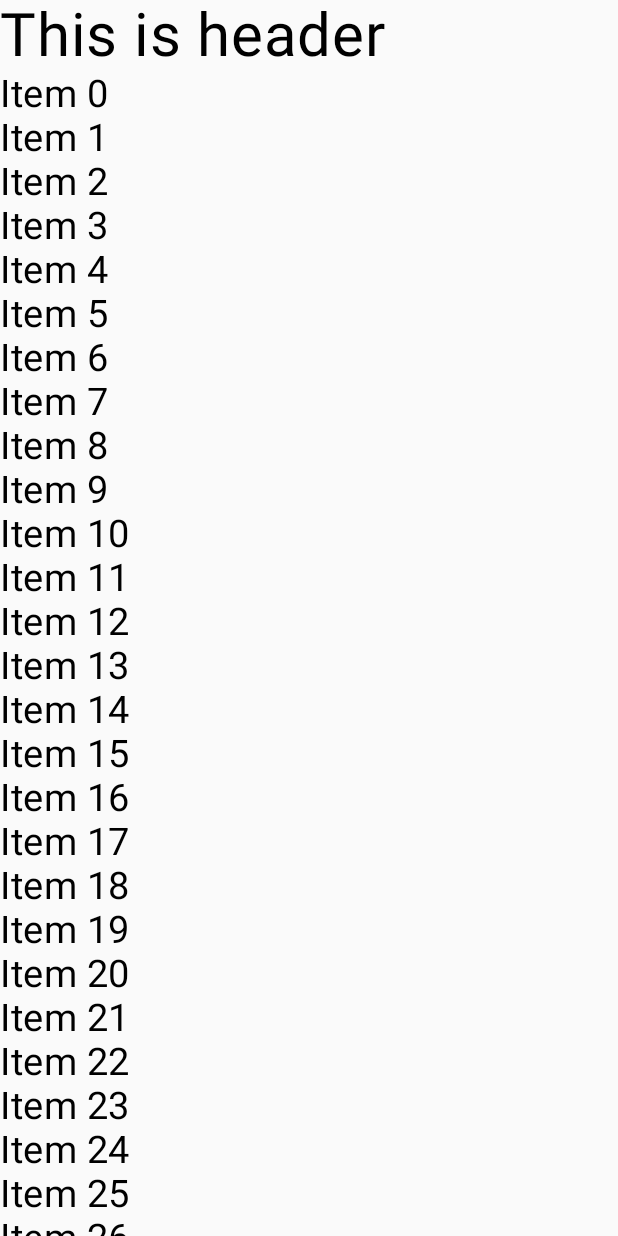
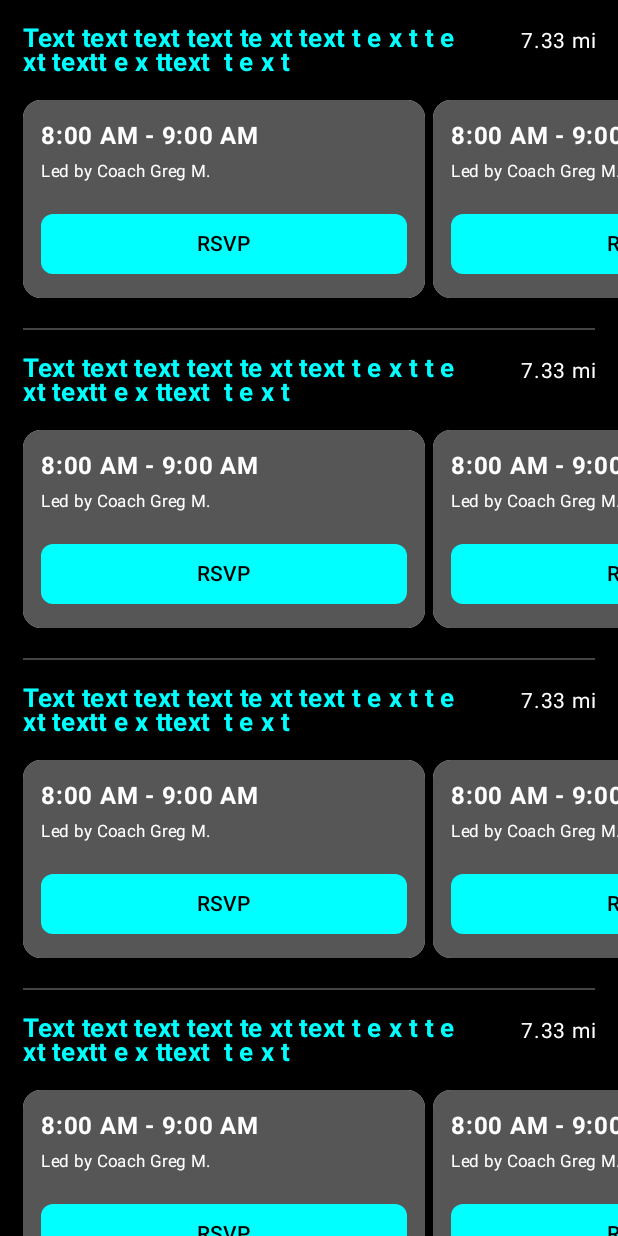
Before and after one commit to MinaSamirCap/BS-Compose-Android, an Android app built with Jetpack Compose: the screen it shows after launch (MainActivity), on a phone screen of 412 x 824 dp. Run offline under Robolectric (Android 15) with nearby library versions, the phone set to English and light mode, and no system bars.

Commit message:
finish task 3

```diff
--- a/app/src/main/java/com/mmd/compose_bs_android/MainActivity.kt
+++ b/app/src/main/java/com/mmd/compose_bs_android/MainActivity.kt
@@ -8,7 +8,7 @@ import androidx.compose.foundation.layout.fillMaxSize
 import androidx.compose.runtime.Composable
 import androidx.compose.ui.Modifier
 import androidx.compose.ui.tooling.preview.Preview
-import com.mmd.compose_bs_android.session3.ListsSession
+import com.mmd.compose_bs_android.task3.PlayWithLists
 import com.mmd.compose_bs_android.ui.theme.ComposeBSAndroidTheme
 
 class MainActivity : ComponentActivity() {
@@ -29,7 +29,7 @@ fun Main() {
     Column(
         modifier = Modifier.fillMaxSize()
     ) {
-        ListsSession()
+        PlayWithLists()
     }
 }
 
--- /dev/null
+++ b/app/src/main/java/com/mmd/compose_bs_android/task3/PlayWithLists.kt
@@ -0,0 +1,154 @@
+package com.mmd.compose_bs_android.task3
+
+import androidx.compose.foundation.background
+import androidx.compose.foundation.layout.Arrangement
+import androidx.compose.foundation.layout.Box
+import androidx.compose.foundation.layout.Column
+import androidx.compose.foundation.layout.PaddingValues
+import androidx.compose.foundation.layout.Row
+import androidx.compose.foundation.layout.Spacer
+import androidx.compose.foundation.layout.fillMaxSize
+import androidx.compose.foundation.layout.fillMaxWidth
+import androidx.compose.foundation.layout.height
+import androidx.compose.foundation.layout.padding
+import androidx.compose.foundation.layout.width
+import androidx.compose.foundation.lazy.LazyColumn
+import androidx.compose.foundation.lazy.LazyRow
+import androidx.compose.material3.Button
+import androidx.compose.material3.ButtonDefaults
+import androidx.compose.material3.Card
+import androidx.compose.material3.Divider
+import androidx.compose.material3.MaterialTheme
+import androidx.compose.material3.Text
+import androidx.compose.runtime.Composable
+import androidx.compose.ui.Modifier
+import androidx.compose.ui.graphics.Color
+import androidx.compose.ui.platform.LocalConfiguration
+import androidx.compose.ui.text.font.FontWeight
+import androidx.compose.ui.text.style.TextAlign
+import androidx.compose.ui.tooling.preview.Preview
+import androidx.compose.ui.unit.dp
+import androidx.compose.ui.unit.sp
+
+@Composable
+fun PlayWithLists() {
+
+    Box(
+        modifier = Modifier
+            .fillMaxSize()
+            .background(Color.Black)
+    ) {
+        LazyColumn {
+            items(20) {
+                TimeCardList()
+            }
+        }
+    }
+}
+
+@Composable
+fun TimeCardList(
+    modifier: Modifier = Modifier
+) {
+    Column(modifier = modifier.fillMaxWidth()) {
+        Spacer(modifier = Modifier.height(15.dp))
+
+        Row(
+            modifier = Modifier
+                .fillMaxWidth()
+                .padding(horizontal = 15.dp),
+            horizontalArrangement = Arrangement.SpaceBetween
+        ) {
+            Text(
+                modifier = Modifier.weight(4f),
+                lineHeight = 16.sp,
+                fontSize = 17.sp,
+                text = "Text text text text te xt text t e x t t e xt textt e x ttext  t e x t ",
+                fontWeight = FontWeight.Bold,
+                textAlign = TextAlign.Start,
+                color = Color.Cyan
+            )
+            Text(
+                modifier = Modifier.weight(1f),
+                textAlign = TextAlign.End,
+                fontSize = 14.sp,
+                text = "7.33 mi",
+                color = Color.White
+            )
+        }
+        Spacer(modifier = Modifier.height(15.dp))
+        LazyRow(
+            contentPadding = PaddingValues(horizontal = 15.dp),
+            horizontalArrangement = Arrangement.spacedBy(5.dp)
+        ) {
+            items(5) {
+                TimeCard()
+            }
+        }
+
+        Spacer(modifier = Modifier.height(20.dp))
+
+        Box(
+            modifier = Modifier
+                .fillMaxWidth()
+                .padding(horizontal = 15.dp)
+        ) {
+
+            Divider(
+                color = Color.DarkGray
+            )
+        }
+    }
+}
+
+@Composable
+fun TimeCard(
+    modifier: Modifier = Modifier
+) {
+
+    val configuration = LocalConfiguration.current
+    val screenWidth = configuration.screenWidthDp.dp
+
+    Card(
+        modifier = modifier.width(screenWidth * 65 / 100),
+        shape = MaterialTheme.shapes.medium
+    ) {
+        Column(
+            modifier = Modifier
+                .background(Color.DarkGray.copy(0.88f))
+                .padding(12.dp)
+                .fillMaxWidth()
+        ) {
+            Text(
+                text = "8:00 AM - 9:00 AM",
+                color = Color.White,
+                fontWeight = FontWeight.Bold
+            )
+            Text(
+                text = "Led by Coach Greg M.",
+                color = Color.White,
+                fontSize = 11.sp
+            )
+            Spacer(modifier = Modifier.height(12.dp))
+            Button(
+                modifier = Modifier.fillMaxWidth(),
+                shape = MaterialTheme.shapes.small,
+                colors = ButtonDefaults.buttonColors(
+                    containerColor = Color.Cyan,
+                    contentColor = Color.Black,
+                ),
+                onClick = {
+
+                }) {
+                Text(text = "RSVP")
+            }
+        }
+    }
+
+}
+
+@Preview
+@Composable
+fun PlayWithListsPreview() {
+    PlayWithLists()
+}
```
